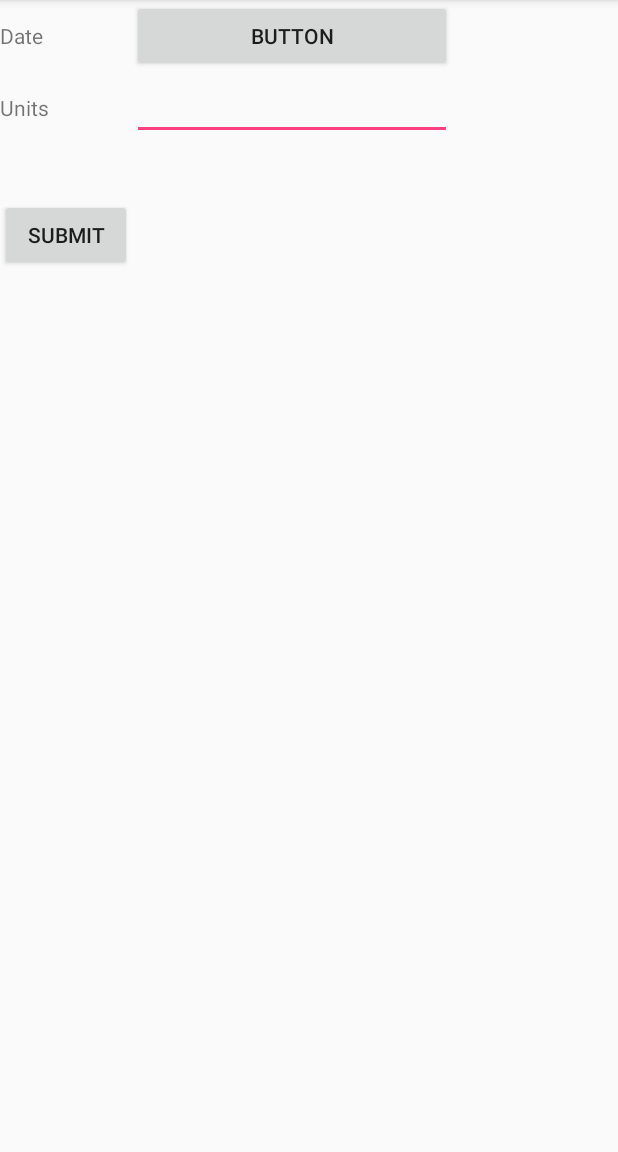
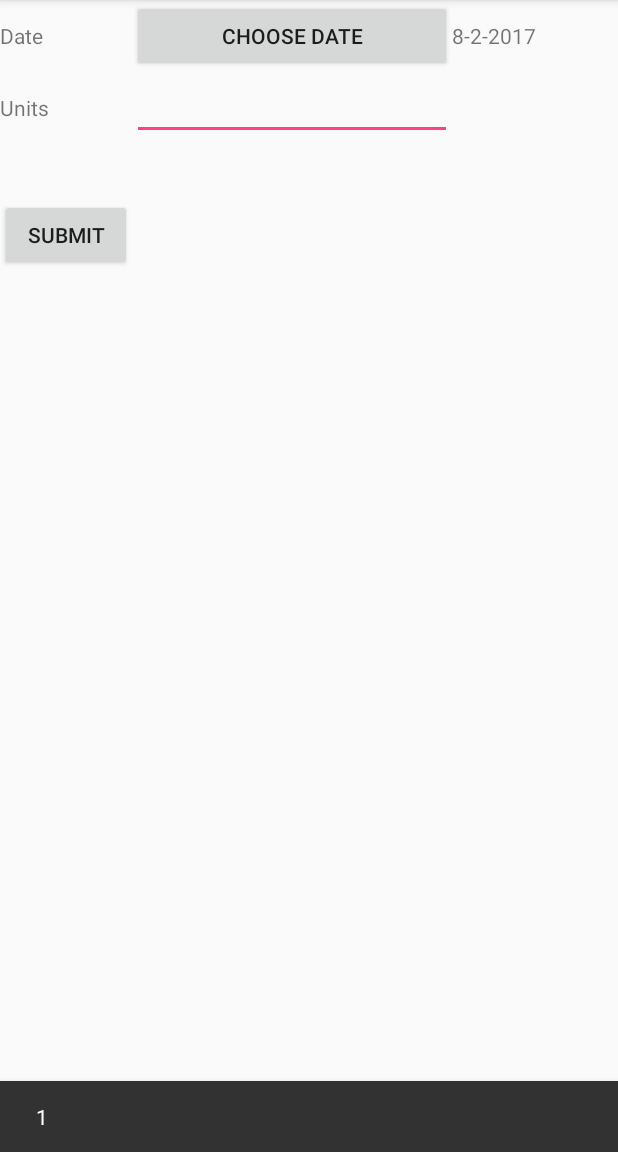
Before and after one commit to kkmonlee/SoberUpp, an Android app: the AddData screen opened directly, with no data from a screen before it, after a tap on "SUBMIT", on a phone screen of 412 x 824 dp, the part 84-1236 px from its top. Run offline under Robolectric (Android 15) with nearby library versions, the phone set to English and light mode, and no system bars; 1 statement that could not run was skipped.

Commit message:
Reads the text file

```diff
--- a/app/src/main/java/gauge/soberupp/AddData.java
+++ b/app/src/main/java/gauge/soberupp/AddData.java
@@ -12,9 +12,11 @@ import android.widget.EditText;
 import android.widget.TextView;
 import android.widget.Toast;
 
+import java.io.FileInputStream;
 import java.io.FileOutputStream;
 import java.io.IOException;
 import java.util.ArrayList;
+import java.util.Calendar;
 
 public class AddData extends AppCompatActivity {
     DatePickerDialog datePickerDialog;
@@ -25,6 +27,15 @@ public class AddData extends AppCompatActivity {
         super.onCreate(savedInstanceState);
         setContentView(R.layout.activity_add_data);
         Intent intent = getIntent();
+
+        // Sets the text box to todays date
+        final Calendar c = Calendar.getInstance();
+        int year = c.get(Calendar.YEAR);
+        int month = c.get(Calendar.MONTH);
+        int day = c.get(Calendar.DAY_OF_MONTH);
+        TextView tv1= (TextView) findViewById(R.id.setDate);
+        tv1.setText(day + "-" + month + "-" + year);
+
     }
 
     public void getData(View view){
@@ -35,13 +46,17 @@ public class AddData extends AppCompatActivity {
 
         // Clears the input data from the text boxes
         unitsDrank.setText("");
-        selectedDate.setText("");
+        final Calendar c = Calendar.getInstance();
+        int year = c.get(Calendar.YEAR);
+        int month = c.get(Calendar.MONTH);
+        int day = c.get(Calendar.DAY_OF_MONTH);
+        selectedDate.setText(day + "-" + month + "-" + year);
 
         Alcohol alcohol = new Alcohol(units, date);
         alcohols.add(alcohol);
 
         objectToString(alcohol);
-        //Snackbar.make(view, Integer.toString(alcohols.size()), Snackbar.LENGTH_LONG).setAction("Action", null).show();
+        Snackbar.make(view, Integer.toString(alcohols.size()), Snackbar.LENGTH_LONG).setAction("Action", null).show();
 
 
         /*System.out.println(date);
@@ -59,12 +74,29 @@ public class AddData extends AppCompatActivity {
             System.out.println("File path => " + AddData.this.getFilesDir().getAbsolutePath());
             outputStream.close();
             System.out.println("HELLO");
+            readFile();
 
         } catch (IOException e) {
             e.printStackTrace();
         }
     }
 
+    private void readFile(){
+        FileInputStream fis;
+        try {
+            fis = openFileInput("data.txt");
+            StringBuffer fileContent = new StringBuffer("");
+
+            byte[] buffer = new byte[1024];
+            int n;
+            while ((n = fis.read(buffer)) != -1) {
+                fileContent.append(new String(buffer, 0, n));
+            }
+            System.out.println(fileContent.toString());
+        }catch(IOException e){
+            e.printStackTrace();
+        }
+    }
     public void showDatePickerDialog(View v) {
         DialogFragment newFragment = new DatePickerFragment();
         newFragment.show(getSupportFragmentManager(), "datePicker");
--- a/app/src/main/res/layout/activity_add_data.xml
+++ b/app/src/main/res/layout/activity_add_data.xml
@@ -27,12 +27,12 @@
                 android:layout_width="wrap_content"
                 android:layout_height="wrap_content"
                 android:onClick="showDatePickerDialog"
-                android:text="Button" />
+                android:text="Choose Date" />
 
             <TextView
                 android:id="@+id/setDate"
                 android:layout_width="wrap_content"
-                android:text = "dd-mm-yyyy    "
+                android:text = "dd-mm-yyyy"
                 android:layout_height="wrap_content" />
 
         </TableRow>
```
Also changed, not shown: 1 other file.
